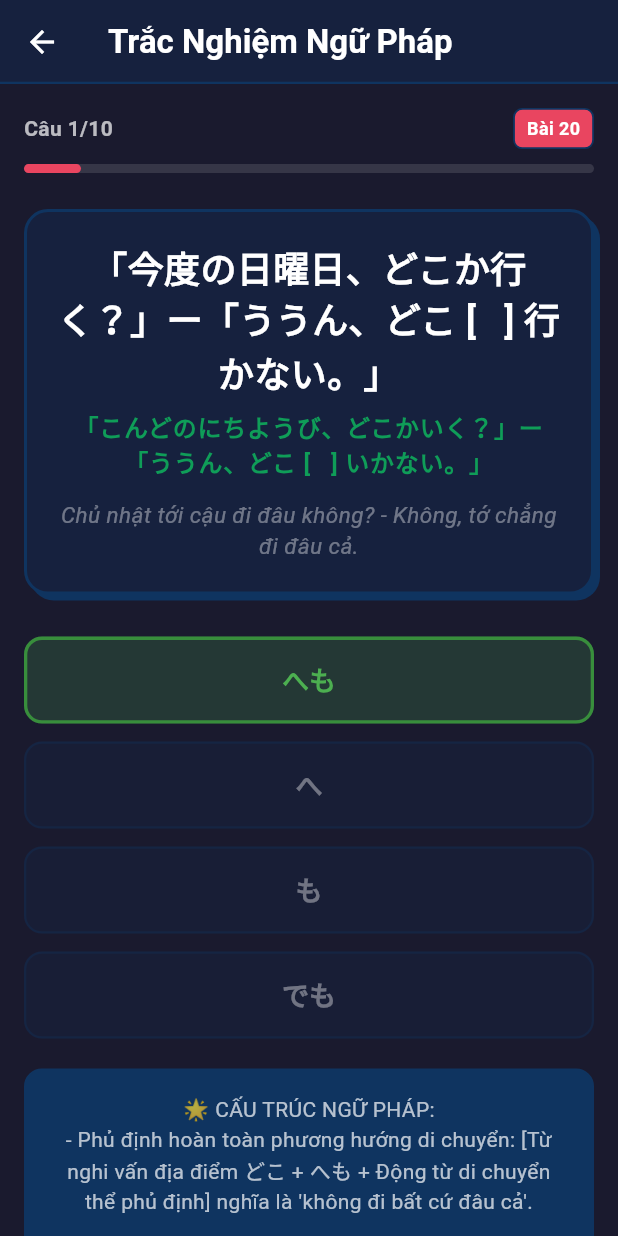
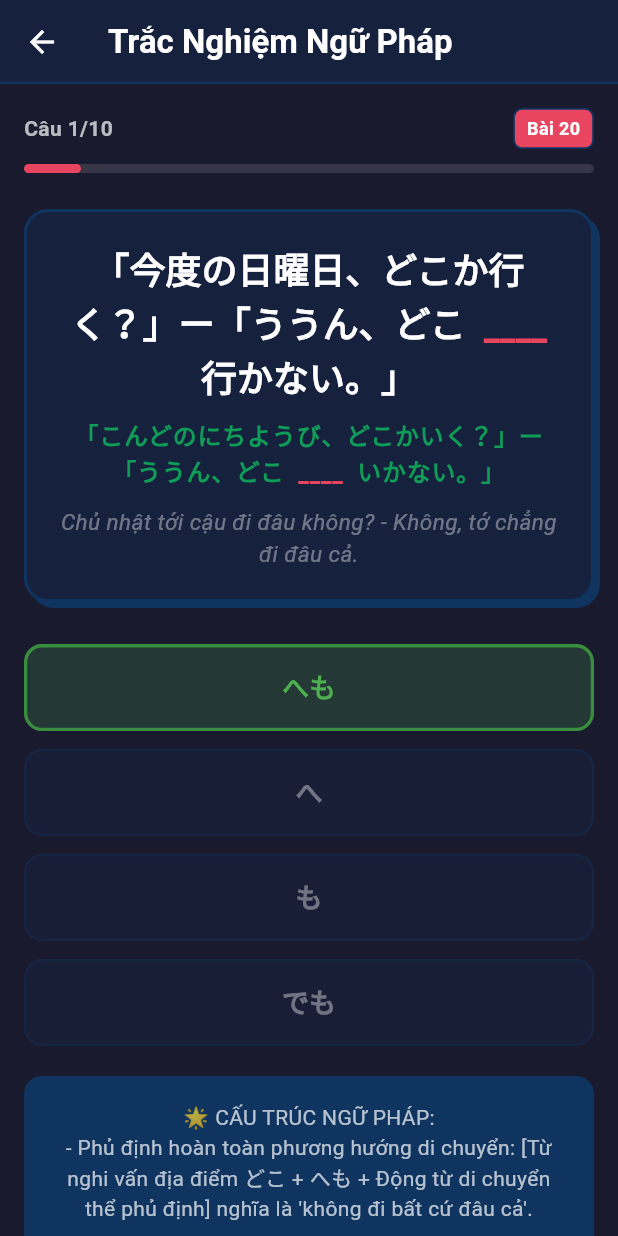
Before and after one commit to NMCuonG08/kanji_learning, a Flutter app: the GrammarQuizScreen screen opened by its route, after a tap on "へも", on a phone screen of 412 x 824 dp. Run offline on Flutter 3.47's test engine with Material 3 defaults, Android fonts, the phone set to English and light mode, and no system bars; our stand-ins replace flutter_tts, shared_preferences, sqflite_common_ffi; missing offline and left inert: dart:js_interop; accounts and stored records are empty.

Commit message:
feat: implement smart non-repeating grammar quiz loading and custom red bold underscores for blank space fill-ins

```diff
--- a/lib/screens/grammar_quiz_screen.dart
+++ b/lib/screens/grammar_quiz_screen.dart
@@ -30,16 +30,31 @@ class _GrammarQuizScreenState extends State<GrammarQuizScreen> {
     setState(() => _isLoading = true);
 
     final completedIds = await KanjiDatabase.getGrammarProgress();
-    var pool = grammarQuestions.where((q) => !completedIds.contains(q.id)).toList();
+    final uncompleted = grammarQuestions.where((q) => !completedIds.contains(q.id)).toList();
 
-    if (pool.length < 5) {
-      pool = List<GrammarQuestion>.from(grammarQuestions);
+    List<GrammarQuestion> quizList = [];
+    if (uncompleted.isEmpty) {
+      // Đã hoàn thành toàn bộ 50 câu! Reset lại và tải ngẫu nhiên từ toàn bộ kho
+      final allQuestions = List<GrammarQuestion>.from(grammarQuestions)..shuffle();
+      quizList = allQuestions.take(10).toList();
+    } else if (uncompleted.length >= 10) {
+      // Có nhiều hơn hoặc bằng 10 câu chưa làm
+      final shuffledUncompleted = List<GrammarQuestion>.from(uncompleted)..shuffle();
+      quizList = shuffledUncompleted.take(10).toList();
+    } else {
+      // Còn ít hơn 10 câu chưa làm: Lấy toàn bộ câu chưa làm, sau đó bồi thêm câu đã làm cho đủ 10 câu
+      final shuffledUncompleted = List<GrammarQuestion>.from(uncompleted)..shuffle();
+      quizList.addAll(shuffledUncompleted);
+
+      final completed = grammarQuestions.where((q) => completedIds.contains(q.id)).toList();
+      final shuffledCompleted = List<GrammarQuestion>.from(completed)..shuffle();
+
+      final needed = 10 - quizList.length;
+      quizList.addAll(shuffledCompleted.take(needed));
     }
 
-    final shuffled = List<GrammarQuestion>.from(pool)..shuffle();
-
     setState(() {
-      _quizQuestions = shuffled.take(10).toList();
+      _quizQuestions = quizList;
       _currentIndex = 0;
       _selectedOptionIndex = null;
       _isAnswered = false;
@@ -150,22 +165,9 @@ class _GrammarQuizScreenState extends State<GrammarQuizScreen> {
               child: Column(
                 crossAxisAlignment: CrossAxisAlignment.center,
                 children: [
-                  Text(
-                    q.question,
-                    style: TextStyle(color: ThemeService.getPrimaryTextColor(context), fontSize: 24, fontWeight: FontWeight.bold),
-                    textAlign: TextAlign.center,
-                  ),
+                  _buildQuestionText(q.question, context),
                   const SizedBox(height: 8),
-                  Text(
-                    q.reading,
-                    style: const TextStyle(
-                      color: Color(0xFF0F9D58), // Tông màu xanh lá đồng bộ với Furigana của Duolingo
-                      fontSize: 16,
-                      fontWeight: FontWeight.bold,
-                      letterSpacing: 0.5,
-                    ),
-                    textAlign: TextAlign.center,
-                  ),
+                  _buildReadingText(q.reading, context),
                   const SizedBox(height: 12),
                   Text(
                     q.translation,
@@ -320,4 +322,79 @@ class _GrammarQuizScreenState extends State<GrammarQuizScreen> {
       ),
     );
   }
+
+  Widget _buildQuestionText(String questionText, BuildContext context) {
+    if (questionText.contains('[   ]')) {
+      final parts = questionText.split('[   ]');
+      return RichText(
+        textAlign: TextAlign.center,
+        text: TextSpan(
+          style: TextStyle(
+            color: ThemeService.getPrimaryTextColor(context),
+            fontSize: 24,
+            fontWeight: FontWeight.bold,
+            fontFamily: 'Outfit',
+          ),
+          children: [
+            TextSpan(text: parts[0]),
+            const TextSpan(
+              text: ' ____ ',
+              style: TextStyle(
+                color: Color(0xFFE94560), // Màu đỏ Neobrutalist chủ đạo cực kỳ nổi bật
+                fontWeight: FontWeight.w900,
+              ),
+            ),
+            if (parts.length > 1) TextSpan(text: parts[1]),
+          ],
+        ),
+      );
+    }
+    return Text(
+      questionText,
+      style: TextStyle(
+        color: ThemeService.getPrimaryTextColor(context),
+        fontSize: 24,
+        fontWeight: FontWeight.bold,
+      ),
+      textAlign: TextAlign.center,
+    );
+  }
+
+  Widget _buildReadingText(String readingText, BuildContext context) {
+    if (readingText.contains('[   ]')) {
+      final parts = readingText.split('[   ]');
+      return RichText(
+        textAlign: TextAlign.center,
+        text: TextSpan(
+          style: const TextStyle(
+            color: Color(0xFF0F9D58),
+            fontSize: 16,
+            fontWeight: FontWeight.bold,
+            letterSpacing: 0.5,
+          ),
+          children: [
+            TextSpan(text: parts[0]),
+            const TextSpan(
+              text: ' ____ ',
+              style: TextStyle(
+                color: Color(0xFFE94560), // Màu đỏ đồng bộ cho ô trống điền khuyết
+                fontWeight: FontWeight.w900,
+              ),
+            ),
+            if (parts.length > 1) TextSpan(text: parts[1]),
+          ],
+        ),
+      );
+    }
+    return Text(
+      readingText,
+      style: const TextStyle(
+        color: Color(0xFF0F9D58),
+        fontSize: 16,
+        fontWeight: FontWeight.bold,
+        letterSpacing: 0.5,
+      ),
+      textAlign: TextAlign.center,
+    );
+  }
 }
```
